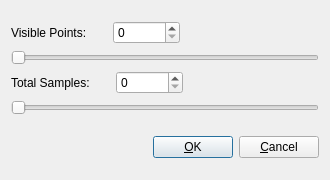
performancecopilot/pcp, file src/chart/samplesdialog.ui: the form before one commit.
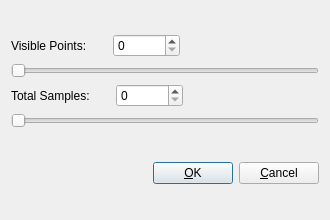
The form after the commit. Icons and pictures are not drawn.

Commit message:
Increate minimum size of samples selection dialog
On Mac OS X sample selection dialog is squashed too much -
remove fixed size constains and let it roam free. Also increase the
minimum size to 220 points to accomodate all buttons with default
font on Mac OS X.

```diff
--- a/src/chart/samplesdialog.ui
+++ b/src/chart/samplesdialog.ui
@@ -4,14 +4,6 @@
   <property name="windowModality" >
    <enum>Qt::WindowModal</enum>
   </property>
-  <property name="geometry" >
-   <rect>
-    <x>0</x>
-    <y>0</y>
-    <width>330</width>
-    <height>180</height>
-   </rect>
-  </property>
   <property name="sizePolicy" >
    <sizepolicy>
     <hsizetype>0</hsizetype>
@@ -23,13 +15,13 @@
   <property name="minimumSize" >
    <size>
     <width>330</width>
-    <height>180</height>
+    <height>220</height>
    </size>
   </property>
   <property name="maximumSize" >
    <size>
     <width>330</width>
-    <height>180</height>
+    <height>220</height>
    </size>
   </property>
   <property name="focusPolicy" >
```
